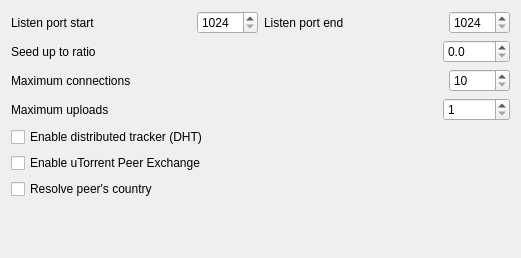
Before: the Qt Designer form SettingsTorrentForm.ui in LubosD/fatrat, drawn with Qt 5.
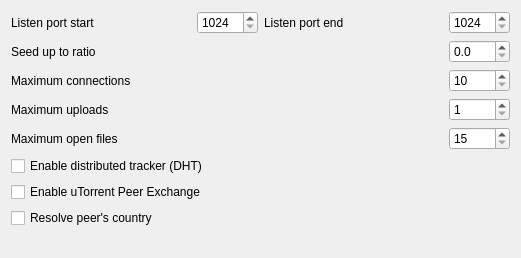
After: the same form once the commit is applied.

```diff
--- a/SettingsTorrentForm.ui
+++ b/SettingsTorrentForm.ui
@@ -106,7 +106,7 @@
        </property>
       </widget>
      </item>
-     <item row="1" column="0" colspan="2" >
+     <item row="1" column="0" >
       <widget class="QLabel" name="label_4" >
        <property name="sizePolicy" >
         <sizepolicy vsizetype="Preferred" hsizetype="Expanding" >
@@ -119,7 +119,7 @@
        </property>
       </widget>
      </item>
-     <item row="1" column="2" >
+     <item row="1" column="1" colspan="2" >
       <widget class="QSpinBox" name="spinConnections" >
        <property name="minimum" >
         <number>10</number>
@@ -143,27 +143,44 @@
        </property>
       </widget>
      </item>
-     <item row="3" column="0" >
+     <item row="4" column="0" >
       <widget class="QCheckBox" name="checkDHT" >
        <property name="text" >
         <string>Enable distributed tracker (DHT)</string>
        </property>
       </widget>
      </item>
-     <item row="4" column="0" >
+     <item row="5" column="0" >
       <widget class="QCheckBox" name="checkPEX" >
        <property name="text" >
         <string>Enable uTorrent Peer Exchange</string>
        </property>
       </widget>
      </item>
-     <item row="5" column="0" >
+     <item row="6" column="0" >
       <widget class="QCheckBox" name="checkCountries" >
        <property name="text" >
         <string>Resolve peer's country</string>
        </property>
       </widget>
      </item>
+     <item row="3" column="0" >
+      <widget class="QLabel" name="label_6" >
+       <property name="text" >
+        <string>Maximum open files</string>
+       </property>
+      </widget>
+     </item>
+     <item row="3" column="1" colspan="2" >
+      <widget class="QSpinBox" name="spinFiles" >
+       <property name="minimum" >
+        <number>15</number>
+       </property>
+       <property name="maximum" >
+        <number>500</number>
+       </property>
+      </widget>
+     </item>
     </layout>
    </item>
    <item row="2" column="0" >
```
